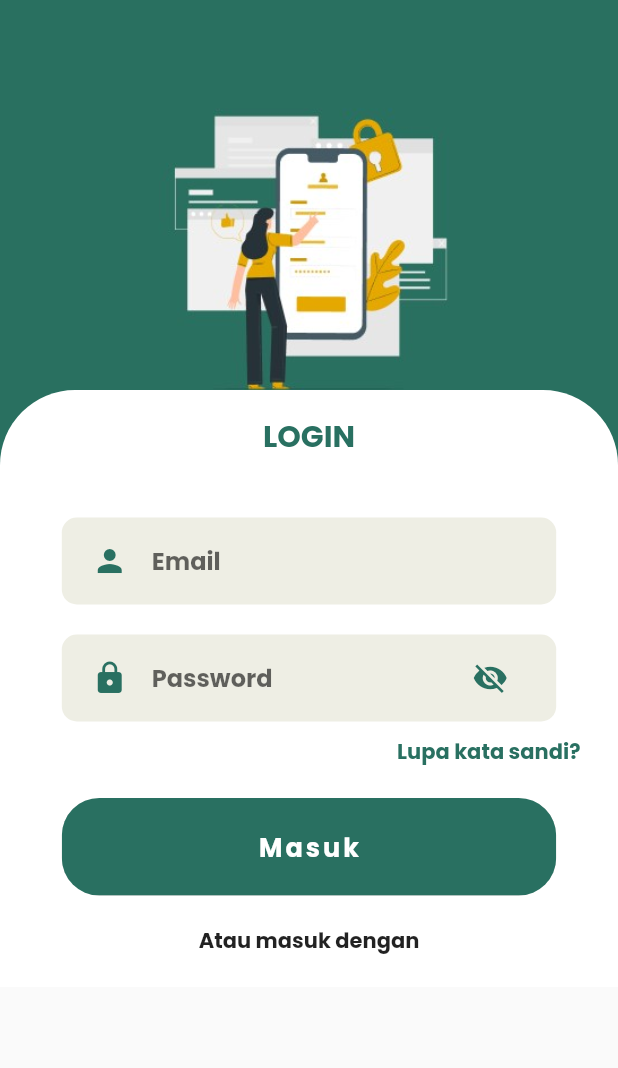
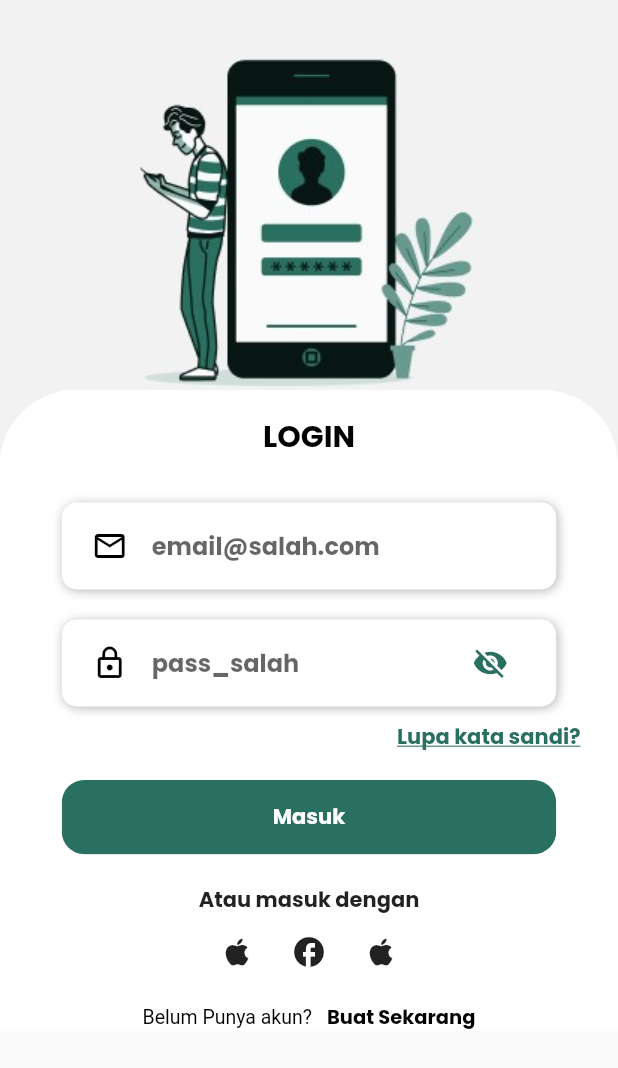
Before and after one commit to Team-20-Alterra/Mobile-Geinterra-Apps, a Flutter app: the screen it shows after launch, on a phone screen of 412 x 824 dp. Shown: the top 1068 px of the screen. Run offline on Flutter 3.47's test engine with Material 2 defaults, Android fonts, the phone set to English and light mode, and no system bars; our stand-ins replace email_validator, google_fonts, shared_preferences; missing offline and left inert: wc_form_validators.

Commit message:
update login feature

```diff
--- a/lib/ui/login/components/page_title_bar.dart
+++ b/lib/ui/login/components/page_title_bar.dart
@@ -23,7 +23,7 @@ class PageTitleBar extends StatelessWidget {
             title,
             textAlign: TextAlign.center,
             style: const TextStyle(
-                fontFamily: 'Poppins', fontSize: 20, color: Color(0xff297061)),
+                fontFamily: 'Poppins', fontSize: 20, color: Colors.black),
           ),
         ),
       ),
--- a/lib/ui/login/components/under_part.dart
+++ b/lib/ui/login/components/under_part.dart
@@ -19,13 +19,10 @@ class UnderPart extends StatelessWidget {
         Text(
           title,
           style: const TextStyle(
-              fontFamily: 'Poppins',
-              fontSize: 13,
-              color: Colors.grey,
-              fontWeight: FontWeight.w600),
+              fontSize: 13, color: Colors.black, fontWeight: FontWeight.w400),
         ),
         const SizedBox(
-          width: 20,
+          width: 10,
         ),
         InkWell(
           onTap: () {
@@ -34,10 +31,10 @@ class UnderPart extends StatelessWidget {
           child: Text(
             navigatorText,
             style: const TextStyle(
-                color: Color(0xfff1bb274),
+                color: Colors.black,
                 fontSize: 13,
                 fontWeight: FontWeight.w600,
-                fontFamily: 'Opensans'),
+                fontFamily: 'Poppins'),
           ),
         )
       ],
--- a/lib/ui/login/login_screen.dart
+++ b/lib/ui/login/login_screen.dart
@@ -1,6 +1,7 @@
 import 'package:flutter/material.dart';
 import 'package:geinterra_apps/ui/login/widgets/rounded_button.dart';
 import 'package:geinterra_apps/ui/login/widgets/text_field_container.dart';
+import 'package:geinterra_apps/ui/register/register_page.dart';
 import 'package:wc_form_validators/wc_form_validators.dart';
 import 'components/page_title_bar.dart';
 import 'components/under_part.dart';
@@ -57,7 +58,7 @@ class _LoginPageState extends State<LoginPage> {
                       crossAxisAlignment: CrossAxisAlignment.center,
                       children: [
                         const SizedBox(
-                          height: 15,
+                          height: 5,
                         ),
                         Form(
                           key: _formKey,
@@ -69,16 +70,18 @@ class _LoginPageState extends State<LoginPage> {
                                   cursorColor: const Color(0xff297061),
                                   decoration: const InputDecoration(
                                       icon: Icon(
-                                        Icons.person,
-                                        color: Color(0xff297061),
+                                        Icons.email_outlined,
+                                        color: Colors.black,
                                       ),
-                                      hintText: 'Email',
+                                      hintText: 'email@salah.com',
                                       hintStyle:
                                           TextStyle(fontFamily: 'Poppins'),
                                       border: InputBorder.none),
                                   validator: Validators.compose([
-                                    Validators.required('email is required'),
-                                    Validators.email('invalid email address')
+                                    Validators.required(
+                                        'email tidak boleh kosong'),
+                                    Validators.email(
+                                        'Mohon masukkan email yang valid')
                                   ]),
                                 ),
                               ),
@@ -89,12 +92,13 @@ class _LoginPageState extends State<LoginPage> {
                                   cursorColor: Color(0xff297061),
                                   decoration: InputDecoration(
                                       icon: const Icon(
-                                        Icons.lock,
-                                        color: Color(0xff297061),
+                                        Icons.lock_outline,
+                                        color: Colors.black,
                                       ),
-                                      hintText: "Password",
+                                      hintText: "pass_salah",
                                       hintStyle: const TextStyle(
-                                          fontFamily: 'Poppins'),
+                                          fontFamily: 'Poppins',
+                                          fontWeight: FontWeight.w700),
                                       suffixIcon: IconButton(
                                         icon: Icon(
                                           _passwordInVisible
@@ -111,7 +115,7 @@ class _LoginPageState extends State<LoginPage> {
                                       ),
                                       border: InputBorder.none),
                                   validator: Validators.compose([
-                                    Validators.required('password is required')
+                                    Validators.required('password is required'),
                                   ]),
                                 ),
                               ),
@@ -131,13 +135,20 @@ class _LoginPageState extends State<LoginPage> {
                                                     'Lupa kata sandi?',
                                                     textAlign: TextAlign.center,
                                                     style: TextStyle(
-                                                        fontFamily: 'Poppins'),
+                                                      fontFamily: 'Poppins',
+                                                    ),
+                                                  ),
+                                                  const SizedBox(
+                                                    height: 10,
                                                   ),
                                                   const Text(
                                                     'Masukkan email untuk mengirimkan tautan pengganti sandi',
                                                     style:
-                                                        TextStyle(fontSize: 12),
+                                                        TextStyle(fontSize: 14),
                                                     textAlign: TextAlign.center,
+                                                  ),
+                                                  const SizedBox(
+                                                    height: 10,
                                                   ),
                                                   TextFieldContainer(
                                                     child: TextFormField(
@@ -148,9 +159,8 @@ class _LoginPageState extends State<LoginPage> {
                                                       decoration:
                                                           const InputDecoration(
                                                               icon: Icon(
-                                                                Icons.person,
-                                                                color: Color(
-                                                                    0xff297061),
+                                                                Icons
+                                                                    .person_outline,
                                                               ),
                                                               hintText:
                                                                   'blabla@gmail.com',
@@ -163,9 +173,9 @@ class _LoginPageState extends State<LoginPage> {
                                                       validator:
                                                           Validators.compose([
                                                         Validators.required(
-                                                            'email is required'),
+                                                            'email tidak boleh kosong'),
                                                         Validators.email(
-                                                            'invalid email address')
+                                                            'Mohon masukkan email yang valid')
                                                       ]),
                                                     ),
                                                   )
@@ -193,13 +203,15 @@ class _LoginPageState extends State<LoginPage> {
                                       children: const [
                                         Text('Lupa kata sandi?',
                                             style: TextStyle(
+                                                decoration:
+                                                    TextDecoration.underline,
                                                 color: Color(0xff297061),
                                                 fontFamily: 'Poppins'))
                                       ],
                                     ),
                                   )),
                               const SizedBox(
-                                height: 10,
+                                height: 8,
                               ),
                               RoundedButton(
                                   text: 'Masuk',
@@ -227,8 +239,35 @@ class _LoginPageState extends State<LoginPage> {
                                 'Atau masuk dengan',
                                 style: TextStyle(fontFamily: 'Poppins'),
                               ),
+                              Center(
+                                child: Row(
+                                  mainAxisAlignment: MainAxisAlignment.center,
+                                  children: [
+                                    IconButton(
+                                        onPressed: () {},
+                                        icon: const Icon(Icons.apple)),
+                                    IconButton(
+                                        onPressed: () {},
+                                        icon: const Icon(Icons.facebook)),
+                                    IconButton(
+                                        onPressed: () {},
+                                        icon: const Icon(Icons.apple)),
+                                  ],
+                                ),
+                              ),
                               const SizedBox(
-                                height: 20,
+                                height: 10,
+                              ),
+                              UnderPart(
+                                title: "Belum Punya akun?",
+                                navigatorText: "Buat Sekarang",
+                                onTap: () {
+                                  Navigator.push(
+                                      context,
+                                      MaterialPageRoute(
+                                          builder: (context) =>
+                                              const RegisterPage()));
+                                },
                               ),
                             ],
                           ),
--- a/lib/ui/login/widgets/rounded_button.dart
+++ b/lib/ui/login/widgets/rounded_button.dart
@@ -15,8 +15,9 @@ class RoundedButton extends StatelessWidget {
     return Container(
       margin: const EdgeInsets.symmetric(vertical: 10),
       width: size.width * 0.8,
+      height: size.height * 0.06,
       child: ClipRRect(
-        borderRadius: BorderRadius.circular(25),
+        borderRadius: BorderRadius.circular(15),
         child: newElevatedButton(),
       ),
     );
@@ -25,17 +26,10 @@ class RoundedButton extends StatelessWidget {
   Widget newElevatedButton() {
     return ElevatedButton(
       onPressed: press,
-      style: ElevatedButton.styleFrom(
-          primary: Color(0xff297061),
-          padding: const EdgeInsets.symmetric(horizontal: 40, vertical: 20),
-          textStyle: TextStyle(
-              letterSpacing: 2,
-              color: textColor,
-              fontSize: 12,
-              fontFamily: 'Poppins')),
+      style: ElevatedButton.styleFrom(backgroundColor: const Color(0xff297061)),
       child: Text(
         text,
-        style: TextStyle(color: textColor, fontSize: 17),
+        style: TextStyle(color: textColor, fontSize: 14, fontFamily: 'Poppins'),
       ),
     );
   }
--- a/lib/ui/login/widgets/text_field_container.dart
+++ b/lib/ui/login/widgets/text_field_container.dart
@@ -12,8 +12,18 @@ class TextFieldContainer extends StatelessWidget {
       padding: const EdgeInsets.symmetric(horizontal: 20, vertical: 5),
       width: size.width * 0.8,
       decoration: BoxDecoration(
-        color: const Color(0xfffeeeee4),
+        color: const Color(0xffFFFFFF),
         borderRadius: BorderRadius.circular(10),
+        boxShadow: const [
+          BoxShadow(
+            color: Color(0xffB6B6B6),
+            offset: Offset(
+              1.0,
+              1.0,
+            ), //Offset
+            blurRadius: 5.0,
+          ), //BoxShadow
+        ],
       ),
       child: child,
     );
--- a/lib/ui/register/register_page.dart
+++ b/lib/ui/register/register_page.dart
@@ -1,6 +1,6 @@
 import 'package:flutter/material.dart';
 import 'package:email_validator/email_validator.dart';
-import 'package:geinterra_apps/ui/login/login_page.dart';
+import 'package:geinterra_apps/ui/login/login_screen.dart';
 import 'package:google_fonts/google_fonts.dart';
 
 class RegisterPage extends StatefulWidget {
```
Also changed, not shown: assets/login.jpg, pubspec.lock.
